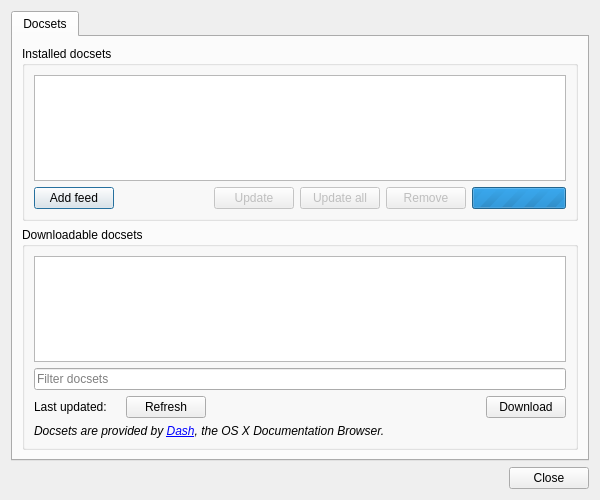
Before: the Qt Designer form src/libs/ui/forms/docsetsdialog.ui in zealdocs/zeal, drawn with Qt 5.
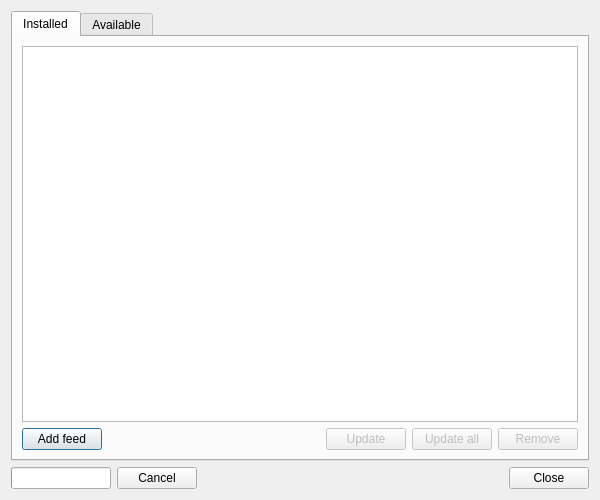
After: the same form once the commit is applied.

Commit message: ui: Show installed and available docsets on different tabs

Patch:
```diff
--- a/src/libs/ui/forms/docsetsdialog.ui
+++ b/src/libs/ui/forms/docsetsdialog.ui
@@ -24,16 +24,10 @@
      </property>
      <widget class="QWidget" name="docsetsTab">
       <attribute name="title">
-       <string>Docsets</string>
+       <string>Installed</string>
       </attribute>
       <layout class="QVBoxLayout" name="verticalLayout_5">
        <item>
-        <widget class="QGroupBox" name="groupBox_5">
-         <property name="title">
-          <string>Installed docsets</string>
-         </property>
-         <layout class="QVBoxLayout" name="verticalLayout_4">
-          <item>
            <widget class="QListView" name="installedDocsetList">
             <property name="iconSize">
              <size>
@@ -95,34 +89,15 @@
               </property>
              </widget>
             </item>
-            <item>
-             <widget class="QProgressBar" name="docsetsProgress">
-              <property name="maximum">
-               <number>0</number>
-              </property>
-             </widget>
-            </item>
            </layout>
           </item>
          </layout>
         </widget>
-       </item>
-       <item>
-        <widget class="QGroupBox" name="downloadableGroup">
-         <property name="title">
-          <string>Downloadable docsets</string>
-         </property>
-         <layout class="QVBoxLayout" name="verticalLayout_3">
-          <item>
-           <widget class="QListWidget" name="availableDocsetList">
-            <property name="iconSize">
-             <size>
-              <width>16</width>
-              <height>16</height>
-             </size>
-            </property>
-           </widget>
-          </item>
+     <widget class="QWidget" name="availableDocsetsTab">
+      <attribute name="title">
+       <string>Available</string>
+      </attribute>
+      <layout class="QVBoxLayout" name="verticalLayout_2">
           <item>
            <widget class="QLineEdit" name="docsetFilterInput">
             <property name="placeholderText">
@@ -133,6 +108,16 @@
             </property>
            </widget>
           </item>
+       <item>
+        <widget class="QListWidget" name="availableDocsetList">
+         <property name="iconSize">
+          <size>
+           <width>16</width>
+           <height>16</height>
+          </size>
+         </property>
+        </widget>
+       </item>
           <item>
            <layout class="QHBoxLayout" name="horizontalLayout">
             <item>
@@ -196,9 +181,25 @@
           </item>
          </layout>
         </widget>
-       </item>
-      </layout>
-     </widget>
+    </widget>
+   </item>
+   <item>
+    <layout class="QHBoxLayout" name="horizontalLayout_2" stretch="0,0,1">
+     <item>
+      <widget class="QProgressBar" name="combinedProgressBar">
+       <property name="minimumSize">
+        <size>
+         <width>100</width>
+         <height>0</height>
+        </size>
+       </property>
+      </widget>
+     </item>
+     <item>
+      <widget class="QPushButton" name="cancelButton">
+       <property name="text">
+        <string>Cancel</string>
+       </property>
     </widget>
    </item>
    <item>
@@ -207,6 +208,8 @@
       <set>QDialogButtonBox::Close</set>
      </property>
     </widget>
+     </item>
+    </layout>
    </item>
   </layout>
  </widget>
```
Left out of the diff: 2 changed lines with no effect on the pictures. Lines whose indentation alone changed are shown as unchanged. The commit also changes 2 other files.
